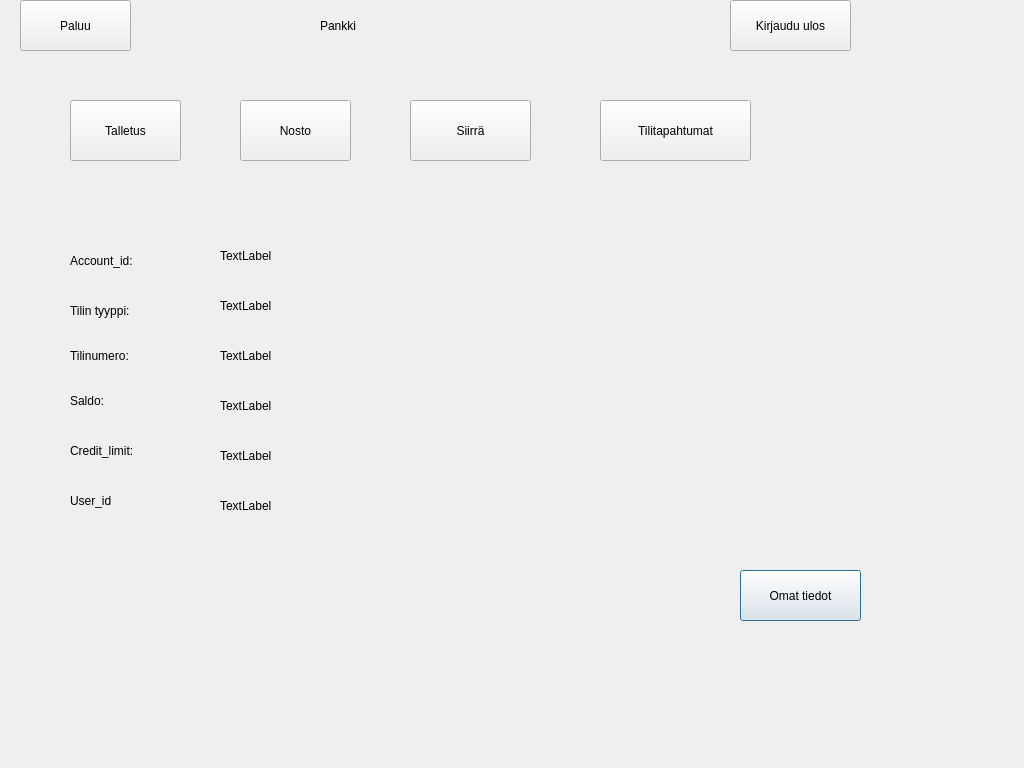
Old version of the form bank_automat/accountinfo.ui in the repository 25kmo-project/group_7.
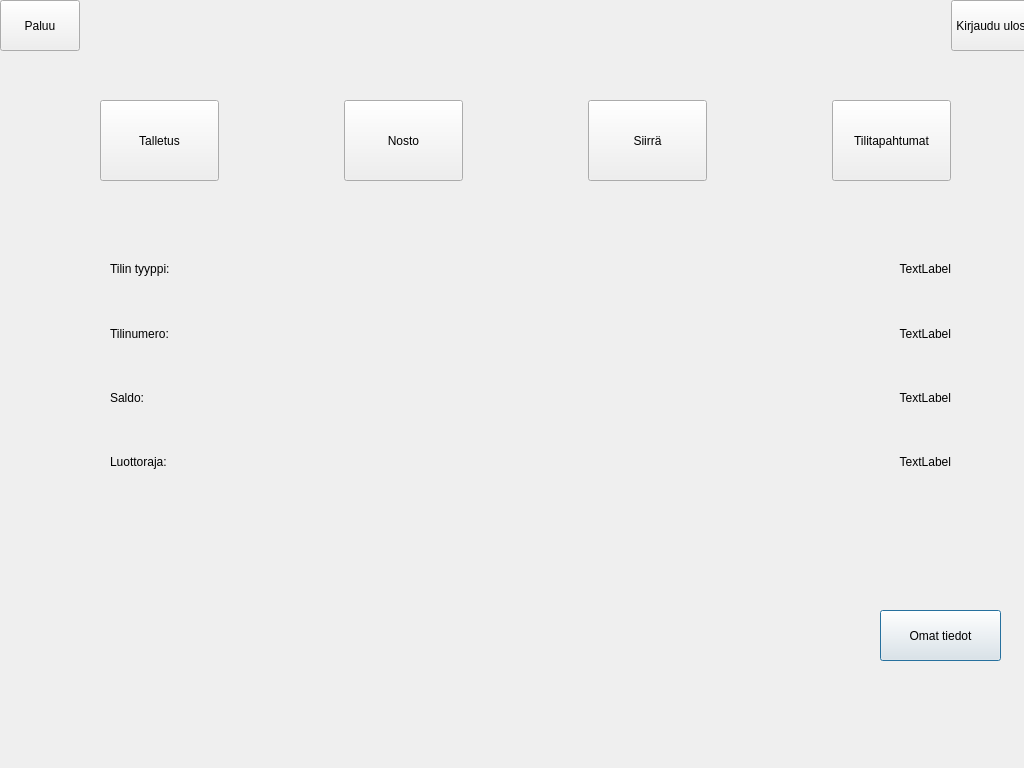
New version of the form.

Commit message:
Refactor UI layouts and improve style/theme
Reworked several .ui files to use layouts instead of absolute positioning, improving scalability and maintainability. Updated styles.qss for a modernized look and better contrast. Adjusted main.cpp to load the stylesheet from a relative path. Fixed label references in mainwindow.cpp for error messages. These changes enhance the application's appearance, usability, and code structure.

Diff of the .ui file:
```diff
--- a/bank_automat/accountinfo.ui
+++ b/bank_automat/accountinfo.ui
@@ -2,13 +2,14 @@
 <ui version="4.0">
  <class>Accountinfo</class>
  <widget class="QDialog" name="Accountinfo">
-  <property name="geometry">
-   <rect>
-    <x>0</x>
-    <y>0</y>
-    <width>1024</width>
-    <height>768</height>
-   </rect>
+  <property name="enabled">
+   <bool>true</bool>
+  </property>
+  <property name="sizePolicy">
+   <sizepolicy hsizetype="Expanding" vsizetype="Expanding">
+    <horstretch>0</horstretch>
+    <verstretch>0</verstretch>
+   </sizepolicy>
   </property>
   <property name="minimumSize">
    <size>
@@ -25,271 +26,267 @@
   <property name="windowTitle">
    <string>Dialog</string>
   </property>
-  <widget class="QLabel" name="labelUsername">
-   <property name="geometry">
-    <rect>
-     <x>320</x>
-     <y>10</y>
-     <width>261</width>
-     <height>31</height>
-    </rect>
-   </property>
-   <property name="text">
-    <string>Pankki</string>
-   </property>
-  </widget>
   <widget class="QPushButton" name="btnMyData">
    <property name="geometry">
     <rect>
-     <x>740</x>
-     <y>570</y>
+     <x>880</x>
+     <y>610</y>
      <width>121</width>
      <height>51</height>
     </rect>
    </property>
+   <property name="sizePolicy">
+    <sizepolicy hsizetype="Expanding" vsizetype="Expanding">
+     <horstretch>0</horstretch>
+     <verstretch>0</verstretch>
+    </sizepolicy>
+   </property>
    <property name="text">
     <string>Omat tiedot</string>
    </property>
   </widget>
-  <widget class="QPushButton" name="btnMyData_2">
+  <widget class="QWidget" name="">
    <property name="geometry">
     <rect>
-     <x>70</x>
+     <x>100</x>
      <y>100</y>
-     <width>111</width>
-     <height>61</height>
+     <width>851</width>
+     <height>81</height>
     </rect>
    </property>
-   <property name="text">
-    <string>Talletus</string>
+   <property name="sizePolicy">
+    <sizepolicy hsizetype="Preferred" vsizetype="Expanding">
+     <horstretch>0</horstretch>
+     <verstretch>0</verstretch>
+    </sizepolicy>
    </property>
+   <layout class="QHBoxLayout" name="horizontalLayout">
+    <property name="sizeConstraint">
+     <enum>QLayout::SizeConstraint::SetNoConstraint</enum>
+    </property>
+    <item>
+     <widget class="QPushButton" name="btnDeposit">
+      <property name="sizePolicy">
+       <sizepolicy hsizetype="Expanding" vsizetype="Expanding">
+        <horstretch>0</horstretch>
+        <verstretch>0</verstretch>
+       </sizepolicy>
+      </property>
+      <property name="text">
+       <string>Talletus</string>
+      </property>
+     </widget>
+    </item>
+    <item>
+     <spacer name="horizontalSpacer_2">
+      <property name="orientation">
+       <enum>Qt::Orientation::Horizontal</enum>
+      </property>
+      <property name="sizeHint" stdset="0">
+       <size>
+        <width>40</width>
+        <height>20</height>
+       </size>
+      </property>
+     </spacer>
+    </item>
+    <item>
+     <widget class="QPushButton" name="btnWithdraw">
+      <property name="sizePolicy">
+       <sizepolicy hsizetype="Expanding" vsizetype="Expanding">
+        <horstretch>0</horstretch>
+        <verstretch>0</verstretch>
+       </sizepolicy>
+      </property>
+      <property name="text">
+       <string>Nosto</string>
+      </property>
+     </widget>
+    </item>
+    <item>
+     <spacer name="horizontalSpacer_3">
+      <property name="orientation">
+       <enum>Qt::Orientation::Horizontal</enum>
+      </property>
+      <property name="sizeHint" stdset="0">
+       <size>
+        <width>40</width>
+        <height>20</height>
+       </size>
+      </property>
+     </spacer>
+    </item>
+    <item>
+     <widget class="QPushButton" name="btnTransfer">
+      <property name="sizePolicy">
+       <sizepolicy hsizetype="Expanding" vsizetype="Expanding">
+        <horstretch>0</horstretch>
+        <verstretch>0</verstretch>
+       </sizepolicy>
+      </property>
+      <property name="text">
+       <string>Siirrä</string>
+      </property>
+     </widget>
+    </item>
+    <item>
+     <spacer name="horizontalSpacer_4">
+      <property name="orientation">
+       <enum>Qt::Orientation::Horizontal</enum>
+      </property>
+      <property name="sizeHint" stdset="0">
+       <size>
+        <width>40</width>
+        <height>20</height>
+       </size>
+      </property>
+     </spacer>
+    </item>
+    <item>
+     <widget class="QPushButton" name="btnTransactions">
+      <property name="sizePolicy">
+       <sizepolicy hsizetype="Expanding" vsizetype="Expanding">
+        <horstretch>0</horstretch>
+        <verstretch>0</verstretch>
+       </sizepolicy>
+      </property>
+      <property name="text">
+       <string>Tilitapahtumat</string>
+      </property>
+     </widget>
+    </item>
+   </layout>
   </widget>
-  <widget class="QPushButton" name="btnWithdraw">
+  <widget class="QWidget" name="">
    <property name="geometry">
     <rect>
-     <x>240</x>
-     <y>100</y>
-     <width>111</width>
-     <height>61</height>
-    </rect>
-   </property>
-   <property name="text">
-    <string>Nosto</string>
-   </property>
-  </widget>
-  <widget class="QPushButton" name="btnMyData_4">
-   <property name="geometry">
-    <rect>
-     <x>600</x>
-     <y>100</y>
-     <width>151</width>
-     <height>61</height>
-    </rect>
-   </property>
-   <property name="text">
-    <string>Tilitapahtumat</string>
-   </property>
-  </widget>
-  <widget class="QLabel" name="labelID">
-   <property name="geometry">
-    <rect>
-     <x>220</x>
-     <y>240</y>
-     <width>161</width>
-     <height>31</height>
-    </rect>
-   </property>
-   <property name="text">
-    <string>TextLabel</string>
-   </property>
-  </widget>
-  <widget class="QLabel" name="labelBalance">
-   <property name="geometry">
-    <rect>
-     <x>220</x>
-     <y>390</y>
-     <width>161</width>
-     <height>31</height>
-    </rect>
-   </property>
-   <property name="text">
-    <string>TextLabel</string>
-   </property>
-  </widget>
-  <widget class="QLabel" name="labelCreditLimit">
-   <property name="geometry">
-    <rect>
-     <x>220</x>
-     <y>440</y>
-     <width>161</width>
-     <height>31</height>
-    </rect>
-   </property>
-   <property name="text">
-    <string>TextLabel</string>
-   </property>
-  </widget>
-  <widget class="QLabel" name="labelUserID">
-   <property name="geometry">
-    <rect>
-     <x>220</x>
-     <y>480</y>
-     <width>161</width>
+     <x>0</x>
+     <y>0</y>
+     <width>1031</width>
      <height>51</height>
     </rect>
    </property>
-   <property name="text">
-    <string>TextLabel</string>
-   </property>
+   <layout class="QHBoxLayout" name="topBar">
+    <item>
+     <widget class="QPushButton" name="btnMyData_3">
+      <property name="sizePolicy">
+       <sizepolicy hsizetype="Fixed" vsizetype="Expanding">
+        <horstretch>0</horstretch>
+        <verstretch>0</verstretch>
+       </sizepolicy>
+      </property>
+      <property name="text">
+       <string>Paluu</string>
+      </property>
+     </widget>
+    </item>
+    <item>
+     <spacer name="horizontalSpacer">
+      <property name="orientation">
+       <enum>Qt::Orientation::Horizontal</enum>
+      </property>
+      <property name="sizeHint" stdset="0">
+       <size>
+        <width>40</width>
+        <height>20</height>
+       </size>
+      </property>
+     </spacer>
+    </item>
+    <item>
+     <widget class="QPushButton" name="btnMyData_6">
+      <property name="sizePolicy">
+       <sizepolicy hsizetype="Fixed" vsizetype="Expanding">
+        <horstretch>0</horstretch>
+        <verstretch>0</verstretch>
+       </sizepolicy>
+      </property>
+      <property name="text">
+       <string>Kirjaudu ulos</string>
+      </property>
+     </widget>
+    </item>
+   </layout>
   </widget>
-  <widget class="QLabel" name="labelType">
+  <widget class="QWidget" name="">
    <property name="geometry">
     <rect>
-     <x>220</x>
-     <y>290</y>
-     <width>161</width>
-     <height>31</height>
-    </rect>
-   </property>
-   <property name="text">
-    <string>TextLabel</string>
-   </property>
-  </widget>
-  <widget class="QLabel" name="labelNumber">
-   <property name="geometry">
-    <rect>
-     <x>220</x>
-     <y>340</y>
-     <width>161</width>
-     <height>31</height>
-    </rect>
-   </property>
-   <property name="text">
-    <string>TextLabel</string>
-   </property>
-  </widget>
-  <widget class="QLabel" name="label">
-   <property name="geometry">
-    <rect>
-     <x>70</x>
+     <x>110</x>
      <y>240</y>
-     <width>111</width>
-     <height>41</height>
+     <width>841</width>
+     <height>251</height>
     </rect>
    </property>
-   <property name="maximumSize">
-    <size>
-     <width>1980</width>
-     <height>1080</height>
-    </size>
-   </property>
-   <property name="text">
-    <string>Account_id:</string>
-   </property>
-  </widget>
-  <widget class="QLabel" name="label_2">
-   <property name="geometry">
-    <rect>
-     <x>70</x>
-     <y>430</y>
-     <width>111</width>
-     <height>41</height>
-    </rect>
-   </property>
-   <property name="text">
-    <string>Credit_limit:</string>
-   </property>
-  </widget>
-  <widget class="QLabel" name="label_3">
-   <property name="geometry">
-    <rect>
-     <x>70</x>
-     <y>380</y>
-     <width>111</width>
-     <height>41</height>
-    </rect>
-   </property>
-   <property name="text">
-    <string>Saldo:</string>
-   </property>
-  </widget>
-  <widget class="QLabel" name="label_4">
-   <property name="geometry">
-    <rect>
-     <x>70</x>
-     <y>290</y>
-     <width>111</width>
-     <height>41</height>
-    </rect>
-   </property>
-   <property name="text">
-    <string>Tilin tyyppi:</string>
-   </property>
-  </widget>
-  <widget class="QLabel" name="label_5">
-   <property name="geometry">
-    <rect>
-     <x>70</x>
-     <y>470</y>
-     <width>111</width>
-     <height>61</height>
-    </rect>
-   </property>
-   <property name="text">
-    <string>User_id</string>
-   </property>
-  </widget>
-  <widget class="QLabel" name="label_6">
-   <property name="geometry">
-    <rect>
-     <x>70</x>
-     <y>340</y>
-     <width>111</width>
-     <height>31</height>
-    </rect>
-   </property>
-   <property name="text">
-    <string>Tilinumero:</string>
-   </property>
-  </widget>
-  <widget class="QPushButton" name="btnMyData_5">
-   <property name="geometry">
-    <rect>
-     <x>410</x>
-     <y>100</y>
-     <width>121</width>
-     <height>61</height>
-    </rect>
-   </property>
-   <property name="text">
-    <string>Siirrä</string>
-   </property>
-  </widget>
-  <widget class="QPushButton" name="btnMyData_3">
-   <property name="geometry">
-    <rect>
-     <x>20</x>
-     <y>0</y>
-     <width>111</width>
-     <height>51</height>
-    </rect>
-   </property>
-   <property name="text">
-    <string>Paluu</string>
-   </property>
-  </widget>
-  <widget class="QPushButton" name="btnMyData_6">
-   <property name="geometry">
-    <rect>
-     <x>730</x>
-     <y>0</y>
-     <width>121</width>
-     <height>51</height>
-    </rect>
-   </property>
-   <property name="text">
-    <string>Kirjaudu ulos</string>
-   </property>
+   <layout class="QGridLayout" name="infoLayout">
+    <item row="1" column="1">
+     <widget class="QLabel" name="labelAccountNumber">
+      <property name="text">
+       <string>TextLabel</string>
+      </property>
+      <property name="alignment">
+       <set>Qt::AlignmentFlag::AlignRight|Qt::AlignmentFlag::AlignTrailing|Qt::AlignmentFlag::AlignVCenter</set>
+      </property>
+     </widget>
+    </item>
+    <item row="1" column="0">
+     <widget class="QLabel" name="label_6">
+      <property name="text">
+       <string>Tilinumero:</string>
+      </property>
+     </widget>
+    </item>
+    <item row="3" column="1">
+     <widget class="QLabel" name="labelCreditLimit">
+      <property name="text">
+       <string>TextLabel</string>
+      </property>
+      <property name="alignment">
+       <set>Qt::AlignmentFlag::AlignRight|Qt::AlignmentFlag::AlignTrailing|Qt::AlignmentFlag::AlignVCenter</set>
+      </property>
+     </widget>
+    </item>
+    <item row="2" column="1">
+     <widget class="QLabel" name="labelBalance">
+      <property name="text">
+       <string>TextLabel</string>
+      </property>
+      <property name="alignment">
+       <set>Qt::AlignmentFlag::AlignRight|Qt::AlignmentFlag::AlignTrailing|Qt::AlignmentFlag::AlignVCenter</set>
+      </property>
+     </widget>
+    </item>
+    <item row="2" column="0">
+     <widget class="QLabel" name="label_3">
+      <property name="text">
+       <string>Saldo:</string>
+      </property>
+     </widget>
+    </item>
+    <item row="0" column="0">
+     <widget class="QLabel" name="label_4">
+      <property name="text">
+       <string>Tilin tyyppi:</string>
+      </property>
+     </widget>
+    </item>
+    <item row="3" column="0">
+     <widget class="QLabel" name="label_2">
+      <property name="text">
+       <string>Luottoraja:</string>
+      </property>
+     </widget>
+    </item>
+    <item row="0" column="1">
+     <widget class="QLabel" name="labelType">
+      <property name="text">
+       <string>TextLabel</string>
+      </property>
+      <property name="alignment">
+       <set>Qt::AlignmentFlag::AlignRight|Qt::AlignmentFlag::AlignTrailing|Qt::AlignmentFlag::AlignVCenter</set>
+      </property>
+     </widget>
+    </item>
+   </layout>
   </widget>
  </widget>
  <resources/>
```
The commit also changes 9 other files.
